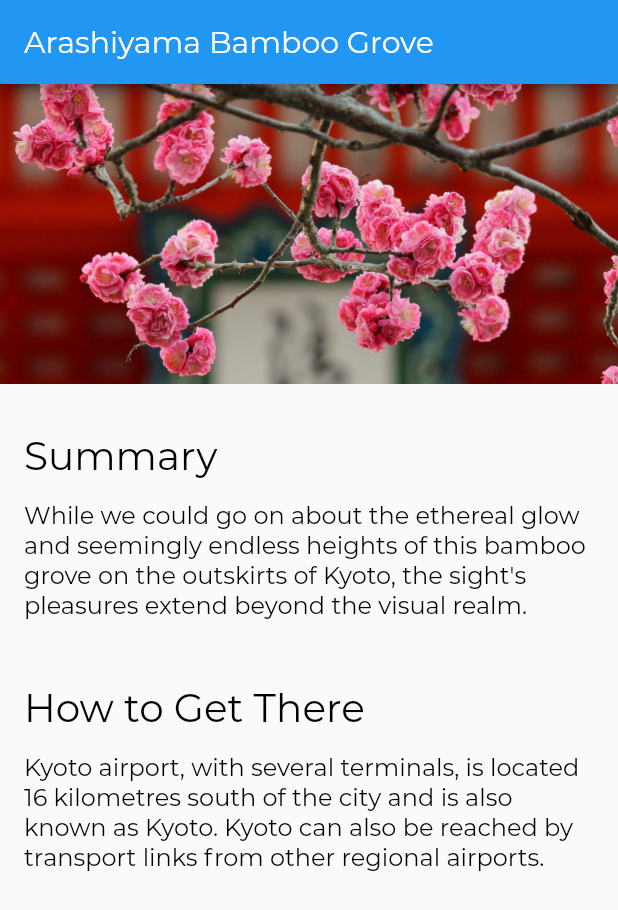
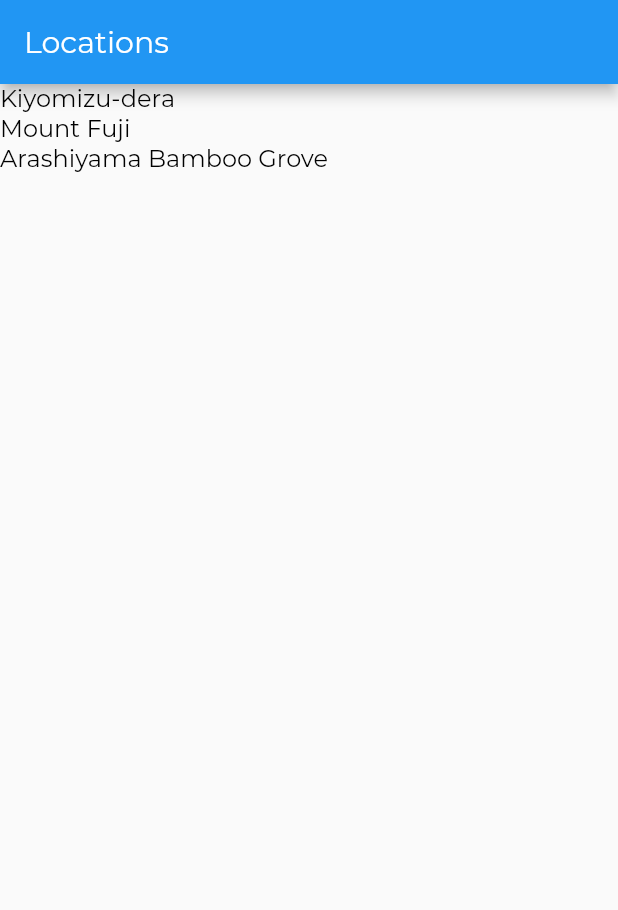
Before and after one commit to seenickcode/tourismandco, a Flutter app: the screen it shows after launch, on a phone screen of 412 x 824 dp. Shown: the top 910 px of the screen. Run offline on Flutter 3.47's test engine with Material 2 defaults, Android fonts, the phone set to English and light mode, and no system bars.

Commit message:
Navigation. More location data.

```diff
--- a/lib/app.dart
+++ b/lib/app.dart
@@ -1,21 +1,51 @@
 // app.dart
 
 import 'package:flutter/material.dart';
+import 'screens/locations/locations.dart';
 import 'screens/location_detail/location_detail.dart';
 import 'style.dart';
+
+const LocationsRoute = '/';
+const LocationDetailRoute = '/location_detail';
 
 class App extends StatelessWidget {
   @override
   Widget build(BuildContext context) {
     return MaterialApp(
-      home: LocationDetail(),
-      theme: ThemeData(
-          appBarTheme:
-              AppBarTheme(textTheme: TextTheme(title: AppBarTextStyle)),
-          textTheme: TextTheme(
-            title: TitleTextStyle,
-            body1: Body1TextStyle,
-          )),
+      // NOTE: for example only, doesn't support route arguments though!
+      // routes: {
+      //   LocationsRoute: (context) => Locations(),
+      //   LocationDetailRoute: (context) => LocationDetail(),
+      // },
+      onGenerateRoute: _routes(),
+      theme: _theme(),
     );
   }
+
+  RouteFactory _routes() {
+    return (settings) {
+      final Map<String, dynamic> arguments = settings.arguments;
+      Widget screen;
+      switch (settings.name) {
+        case LocationsRoute:
+          screen = Locations();
+          break;
+        case LocationDetailRoute:
+          screen = LocationDetail(arguments['id']);
+          break;
+        default:
+          return null;
+      }
+      return MaterialPageRoute(builder: (BuildContext context) => screen);
+    };
+  }
+
+  ThemeData _theme() {
+    return ThemeData(
+        appBarTheme: AppBarTheme(textTheme: TextTheme(title: AppBarTextStyle)),
+        textTheme: TextTheme(
+          title: TitleTextStyle,
+          body1: Body1TextStyle,
+        ));
+  }
 }
--- a/lib/models/location.dart
+++ b/lib/models/location.dart
@@ -2,15 +2,27 @@ import './location_fact.dart';
 
 /// Represents a tourism location a user can visit.
 class Location {
+  final int id;
   final String name;
   final String imagePath;
   final List<LocationFact> facts;
 
-  Location(this.name, this.imagePath, this.facts);
+  Location(this.id, this.name, this.imagePath, this.facts);
 
   static List<Location> fetchAll() {
     return [
-      Location('Arashiyama Bamboo Grove', 'assets/images/kiyomizu-dera.jpg', [
+      Location(1, 'Kiyomizu-dera', 'assets/images/kiyomizu-dera.jpg', [
+        LocationFact('Summary',
+            'Kiyomizu-dera, officially Otowa-san Kiyomizu-dera, is an independent Buddhist temple in eastern Kyoto. The temple is part of the Historic Monuments of Ancient Kyoto UNESCO World Heritage site.'),
+        LocationFact('Architectural Style', 'Japanese Buddhist architecture.'),
+      ]),
+      Location(2, 'Mount Fuji', 'assets/images/fuji.jpg', [
+        LocationFact('Summary',
+            'Japan’s Mt. Fuji is an active volcano about 100 kilometers southwest of Tokyo. Commonly called “Fuji-san,” it’s the country’s tallest peak, at 3,776 meters. A pilgrimage site for centuries, it’s considered one of Japan’s 3 sacred mountains, and summit hikes remain a popular activity. Its iconic profile is the subject of numerous works of art, notably Edo Period prints by Hokusai and Hiroshige.'),
+        LocationFact('Did You Know',
+            'There are three cities that surround Mount Fuji: Gotemba, Fujiyoshida and Fujinomiya.'),
+      ]),
+      Location(3, 'Arashiyama Bamboo Grove', 'assets/images/arashiyama.jpg', [
         LocationFact('Summary',
             'While we could go on about the ethereal glow and seemingly endless heights of this bamboo grove on the outskirts of Kyoto, the sight\'s pleasures extend beyond the visual realm.'),
         LocationFact('How to Get There',
@@ -18,4 +30,15 @@ class Location {
       ]),
     ];
   }
+
+  static Location fetchByID(int locationID) {
+    // NOTE: this will replaced by a proper API call
+    List<Location> locations = Location.fetchAll();
+    for (var i = 0; i < locations.length; i++) {
+      if (locations[i].id == locationID) {
+        return locations[i];
+      }
+    }
+    return null;
+  }
 }
--- a/lib/screens/location_detail/location_detail.dart
+++ b/lib/screens/location_detail/location_detail.dart
@@ -4,12 +4,15 @@ import 'image_banner.dart';
 import 'text_section.dart';
 
 class LocationDetail extends StatelessWidget {
+  final int _locationID;
+
+  LocationDetail(this._locationID);
+
   @override
   Widget build(BuildContext context) {
     // simply fetch the first location we have
     // NOTE: we'll be moving this to a scoped_model later
-    final locations = Location.fetchAll();
-    final location = locations.first;
+    final location = Location.fetchByID(_locationID);
 
     return Scaffold(
       appBar: AppBar(
--- /dev/null
+++ b/lib/screens/locations/locations.dart
@@ -0,0 +1,29 @@
+import 'package:flutter/material.dart';
+import '../../app.dart';
+import '../../models/location.dart';
+
+class Locations extends StatelessWidget {
+  @override
+  Widget build(BuildContext context) {
+    // NOTE: we'll be moving this to a scoped_model later
+    final locations = Location.fetchAll();
+
+    return Scaffold(
+      appBar: AppBar(
+        title: Text('Locations'),
+      ),
+      body: ListView(
+        children: locations
+            .map((location) => GestureDetector(
+                onTap: () => _onLocationTap(context, location.id),
+                child: Container(child: Text(location.name))))
+            .toList(),
+      ),
+    );
+  }
+
+  _onLocationTap(BuildContext context, int locationID) {
+    Navigator.pushNamed(context, LocationDetailRoute,
+        arguments: {"id": locationID});
+  }
+}
```
Also changed, not shown: assets/images/arashiyama.jpg (added), assets/images/fuji.jpg (added), 1 other file.
